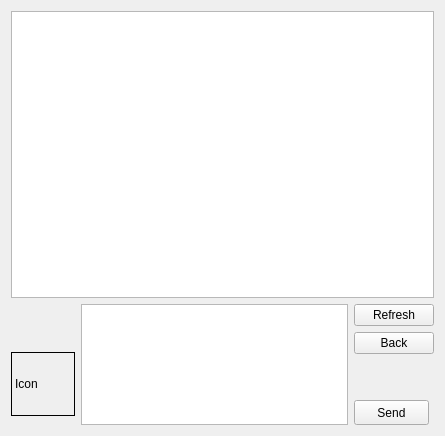
GoCodingIcreated/VKMessenger, file ui/messenger.ui: the form before one commit.
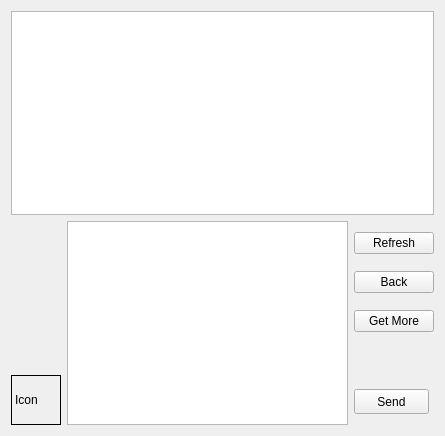
The form after the commit.

Commit message: v.0.1 Alpha release. Unsupported for now: 	attachments(e.g. stickers) 	forward messages (show forward and forwarding) 	copying text from message 	chats (only showed in dialog list, but selecting goes to wrong messanger)

The edit to the form file:
```diff
--- a/ui/messenger.ui
+++ b/ui/messenger.ui
@@ -48,18 +48,21 @@
       <layout class="QHBoxLayout" name="horizontalLayout">
        <item>
         <layout class="QVBoxLayout" name="verticalLayout_3">
+         <property name="spacing">
+          <number>0</number>
+         </property>
          <item>
           <spacer name="verticalSpacer">
            <property name="orientation">
             <enum>Qt::Vertical</enum>
            </property>
            <property name="sizeType">
-            <enum>QSizePolicy::Maximum</enum>
+            <enum>QSizePolicy::Expanding</enum>
            </property>
            <property name="sizeHint" stdset="0">
             <size>
              <width>20</width>
-             <height>40</height>
+             <height>0</height>
             </size>
            </property>
           </spacer>
@@ -74,14 +77,14 @@
            </property>
            <property name="minimumSize">
             <size>
-             <width>64</width>
-             <height>64</height>
+             <width>50</width>
+             <height>50</height>
             </size>
            </property>
            <property name="maximumSize">
             <size>
-             <width>64</width>
-             <height>64</height>
+             <width>50</width>
+             <height>50</height>
             </size>
            </property>
            <property name="layoutDirection">
@@ -141,6 +144,13 @@
            </property>
           </widget>
          </item>
+         <item>
+          <widget class="QPushButton" name="getMoreButton">
+           <property name="text">
+            <string>Get More</string>
+           </property>
+          </widget>
+         </item>
          <item>
           <spacer name="verticalSpacer_2">
            <property name="orientation">
```
The commit also changes 5 other files.
